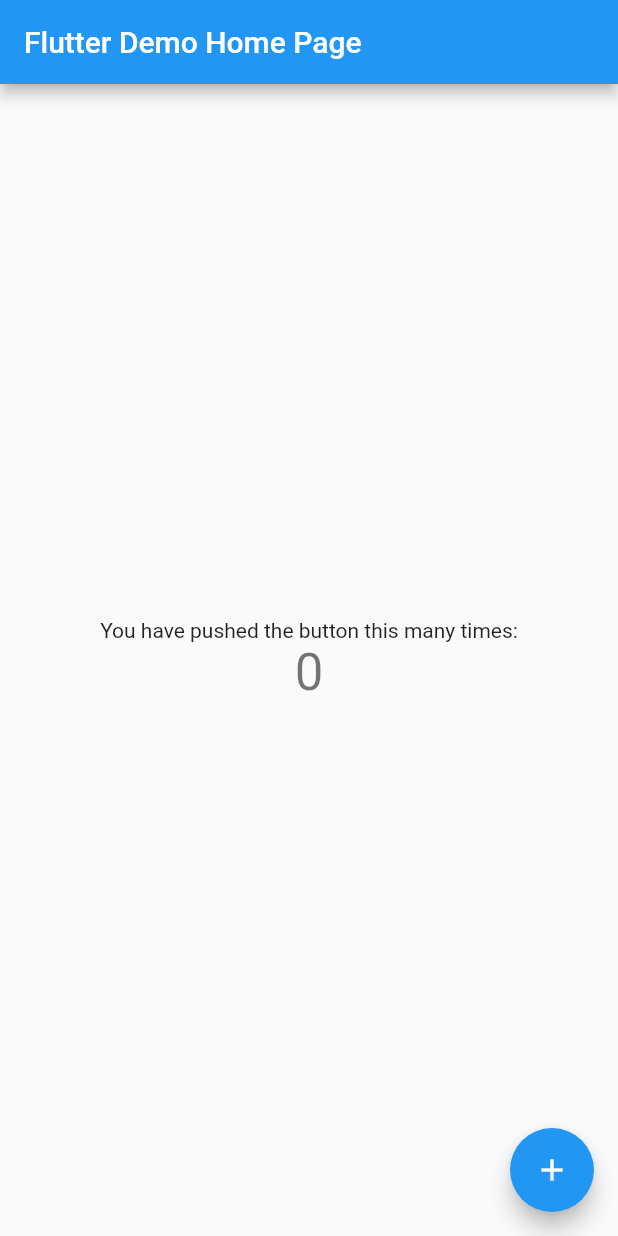
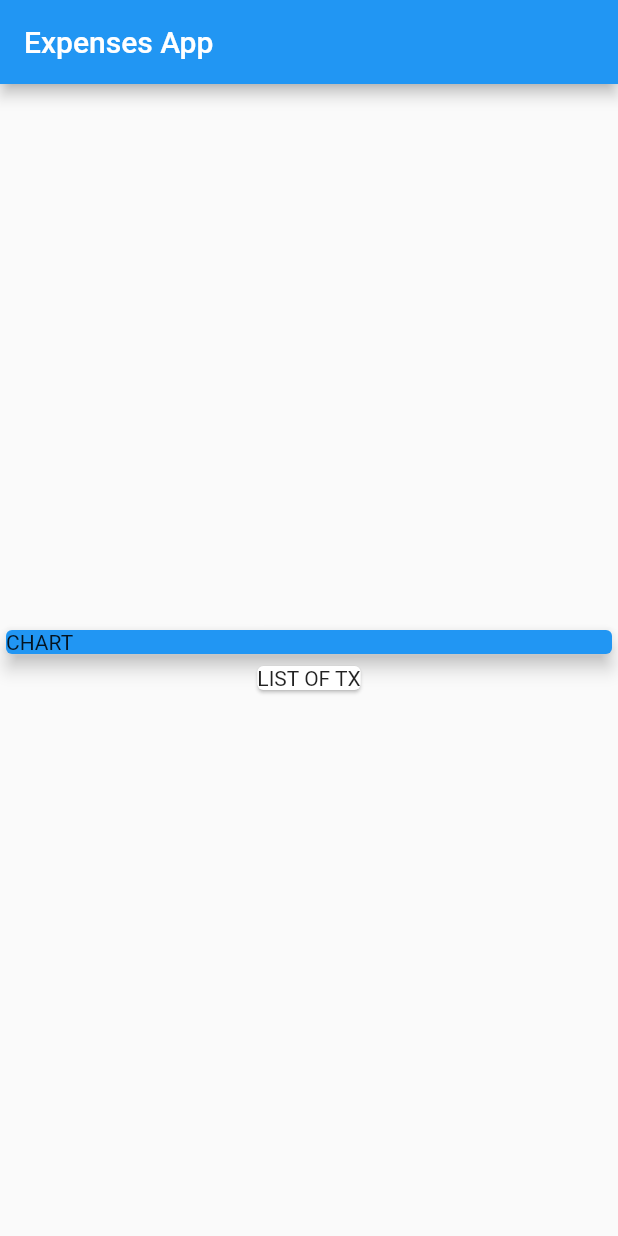
Before and after one commit to felipemotarocha/flutter-expenses-app, a Flutter app: the screen it shows after launch, on a phone screen of 412 x 824 dp. Run offline on Flutter 3.47's test engine with Material 2 defaults, Android fonts, the phone set to English and light mode, and no system bars.

Commit message:
feat: add transaction entity and home screen

```diff
--- /dev/null
+++ b/lib/entities/transaction.dart
@@ -0,0 +1,13 @@
+class Transaction {
+  final String id;
+  final String title;
+  final double amount;
+  final DateTime date;
+
+  Transaction({
+    required this.id,
+    required this.title,
+    required this.amount,
+    required this.date,
+  });
+}
--- /dev/null
+++ b/lib/home.dart
@@ -0,0 +1,48 @@
+// ignore_for_file: sized_box_for_whitespace
+
+import 'package:expenses_app/entities/transaction.dart';
+import 'package:flutter/material.dart';
+
+class Home extends StatelessWidget {
+  Home({Key? key}) : super(key: key);
+
+  final List<Transaction> transactions = [
+    Transaction(
+      id: 't1',
+      title: 'New Shoes',
+      amount: 69.99,
+      date: DateTime.now(),
+    ),
+    Transaction(
+      id: 't2',
+      title: 'Weekly Groceries',
+      amount: 16.53,
+      date: DateTime.now(),
+    ),
+  ];
+
+  @override
+  Widget build(BuildContext context) {
+    return Scaffold(
+      appBar: AppBar(
+        title: const Text('Expenses App'),
+      ),
+      body: Column(
+        mainAxisAlignment: MainAxisAlignment.center,
+        children: [
+          Container(
+            width: double.infinity,
+            child: const Card(
+              color: Colors.blue,
+              child: Text('CHART'),
+              elevation: 5,
+            ),
+          ),
+          const Card(
+            child: Text('LIST OF TX'),
+          ),
+        ],
+      ),
+    );
+  }
+}
--- a/lib/main.dart
+++ b/lib/main.dart
@@ -1,3 +1,4 @@
+import 'package:expenses_app/home.dart';
 import 'package:flutter/material.dart';
 
 void main() {
@@ -7,109 +8,10 @@ void main() {
 class MyApp extends StatelessWidget {
   const MyApp({Key? key}) : super(key: key);
 
-  // This widget is the root of your application.
   @override
   Widget build(BuildContext context) {
     return MaterialApp(
-      title: 'Flutter Demo',
-      theme: ThemeData(
-        // This is the theme of your application.
-        //
-        // Try running your application with "flutter run". You'll see the
-        // application has a blue toolbar. Then, without quitting the app, try
-        // changing the primarySwatch below to Colors.green and then invoke
-        // "hot reload" (press "r" in the console where you ran "flutter run",
-        // or simply save your changes to "hot reload" in a Flutter IDE).
-        // Notice that the counter didn't reset back to zero; the application
-        // is not restarted.
-        primarySwatch: Colors.blue,
-      ),
-      home: const MyHomePage(title: 'Flutter Demo Home Page'),
+      home: Home(),
     );
   }
 }
-
-class MyHomePage extends StatefulWidget {
-  const MyHomePage({Key? key, required this.title}) : super(key: key);
-
-  // This widget is the home page of your application. It is stateful, meaning
-  // that it has a State object (defined below) that contains fields that affect
-  // how it looks.
-
-  // This class is the configuration for the state. It holds the values (in this
-  // case the title) provided by the parent (in this case the App widget) and
-  // used by the build method of the State. Fields in a Widget subclass are
-  // always marked "final".
-
-  final String title;
-
-  @override
-  State<MyHomePage> createState() => _MyHomePageState();
-}
-
-class _MyHomePageState extends State<MyHomePage> {
-  int _counter = 0;
-
-  void _incrementCounter() {
-    setState(() {
-      // This call to setState tells the Flutter framework that something has
-      // changed in this State, which causes it to rerun the build method below
-      // so that the display can reflect the updated values. If we changed
-      // _counter without calling setState(), then the build method would not be
-      // called again, and so nothing would appear to happen.
-      _counter++;
-    });
-  }
-
-  @override
-  Widget build(BuildContext context) {
-    // This method is rerun every time setState is called, for instance as done
-    // by the _incrementCounter method above.
-    //
-    // The Flutter framework has been optimized to make rerunning build methods
-    // fast, so that you can just rebuild anything that needs updating rather
-    // than having to individually change instances of widgets.
-    return Scaffold(
-      appBar: AppBar(
-        // Here we take the value from the MyHomePage object that was created by
-        // the App.build method, and use it to set our appbar title.
-        title: Text(widget.title),
-      ),
-      body: Center(
-        // Center is a layout widget. It takes a single child and positions it
-        // in the middle of the parent.
-        child: Column(
-          // Column is also a layout widget. It takes a list of children and
-          // arranges them vertically. By default, it sizes itself to fit its
-          // children horizontally, and tries to be as tall as its parent.
-          //
-          // Invoke "debug painting" (press "p" in the console, choose the
-          // "Toggle Debug Paint" action from the Flutter Inspector in Android
-          // Studio, or the "Toggle Debug Paint" command in Visual Studio Code)
-          // to see the wireframe for each widget.
-          //
-          // Column has various properties to control how it sizes itself and
-          // how it positions its children. Here we use mainAxisAlignment to
-          // center the children vertically; the main axis here is the vertical
-          // axis because Columns are vertical (the cross axis would be
-          // horizontal).
-          mainAxisAlignment: MainAxisAlignment.center,
-          children: <Widget>[
-            const Text(
-              'You have pushed the button this many times:',
-            ),
-            Text(
-              '$_counter',
-              style: Theme.of(context).textTheme.headline4,
-            ),
-          ],
-        ),
-      ),
-      floatingActionButton: FloatingActionButton(
-        onPressed: _incrementCounter,
-        tooltip: 'Increment',
-        child: const Icon(Icons.add),
-      ), // This trailing comma makes auto-formatting nicer for build methods.
-    );
-  }
-}
```
